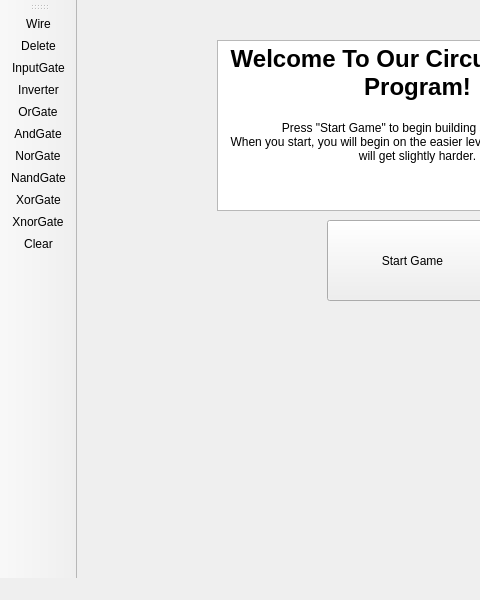
Qt form CircuitBuilder/mainwindow.ui (lilzooty/IzziLab) before a commit; both pictures show x 0 to 480 and y 0 to 600 of the 800 by 600 pixel window.
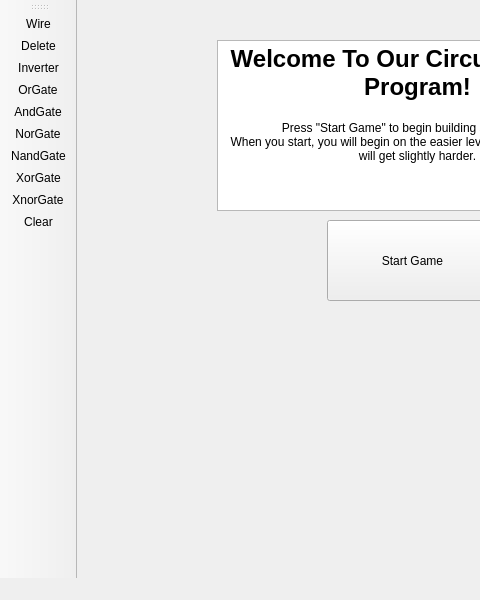
The same form after that commit. Icons and pictures are not drawn.

Patch:
```diff
--- a/CircuitBuilder/mainwindow.ui
+++ b/CircuitBuilder/mainwindow.ui
@@ -94,7 +94,6 @@
    </attribute>
    <addaction name="actionWire"/>
    <addaction name="actionDelete"/>
-   <addaction name="actionInputGate"/>
    <addaction name="actionInverter"/>
    <addaction name="actionOrGate"/>
    <addaction name="actionAndGate"/>
```
